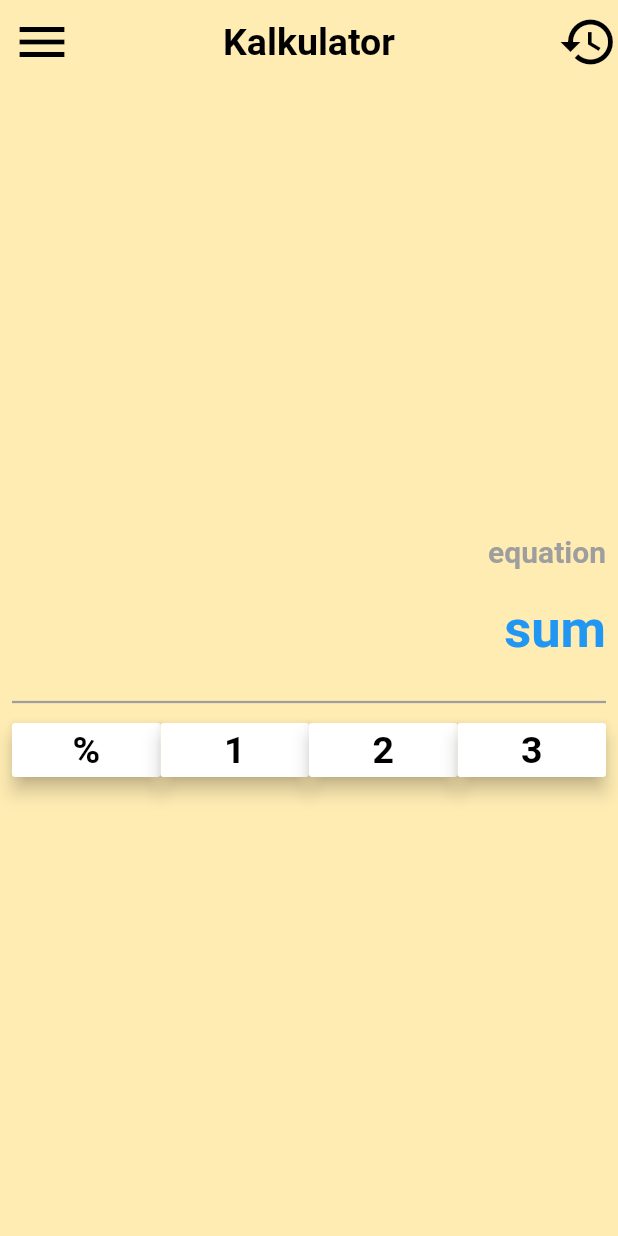
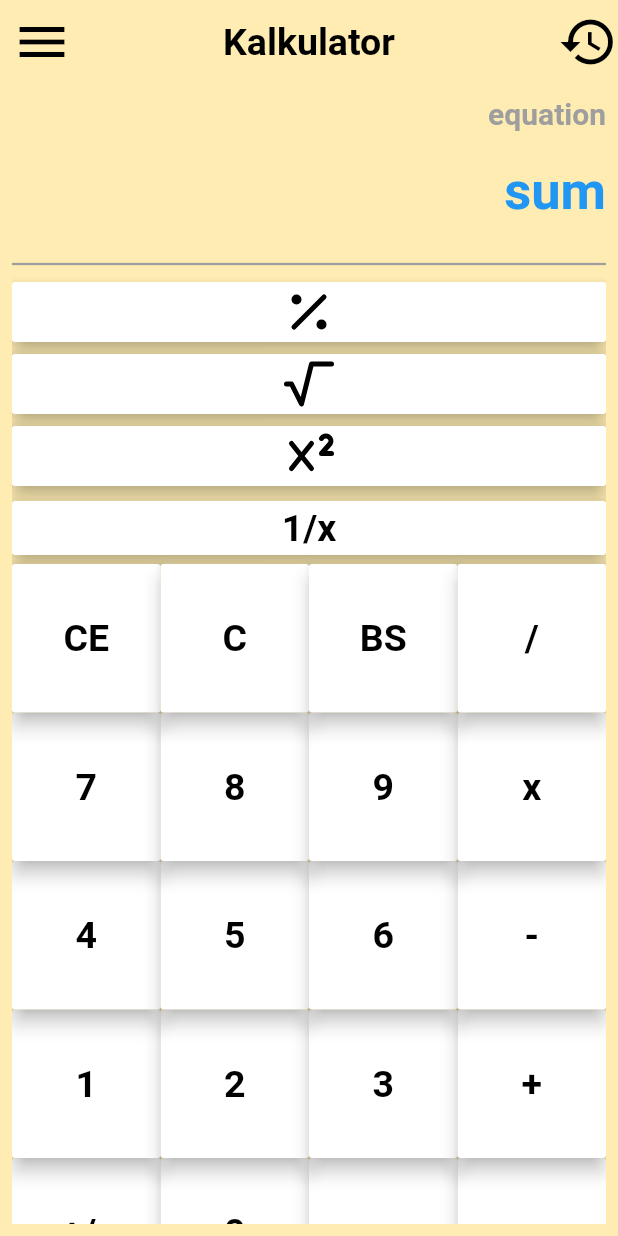
Before and after one commit to Coffeinum00/Calculator, a Flutter app: the screen it shows after launch, on a phone screen of 412 x 824 dp. Run offline on Flutter 3.47's test engine with Material 2 defaults, Android fonts, the phone set to English and light mode, and no system bars; our stand-ins replace flutter_tabler_icons.

Commit message:
calc v.3

```diff
--- a/lib/screens/home.dart
+++ b/lib/screens/home.dart
@@ -1,11 +1,53 @@
 import 'package:first_flutter_app/widgets/text_widget.dart';
 import 'package:flutter/material.dart';
+import 'package:flutter_tabler_icons/flutter_tabler_icons.dart';
 
 class HomePage extends StatelessWidget {
   HomePage({Key? key}) : super(key: key);
 
   String equation = 'equation';
   String sum = 'sum';
+  List listButtons = [
+    '+/-',
+    '0',
+    '.',
+    '=',
+    '1',
+    '2',
+    '3',
+    '+',
+    '4',
+    '5',
+    '6',
+    '-',
+    '7',
+    '8',
+    '9',
+    'x',
+    'CE',
+    'C',
+    'BS',
+    '/'
+  ];
+
+  List functionButtons = [
+    Icon(
+      TablerIcons.percentage,
+      size: 40,
+      color: Colors.black,
+    ),
+    Icon(
+      TablerIcons.square_root,
+      size: 40,
+      color: Colors.black,
+    ),
+    Icon(
+      TablerIcons.superscript,
+      size: 40,
+      color: Colors.black,
+    ),
+    '1/x',
+  ];
 
   @override
   Widget build(BuildContext context) {
@@ -37,10 +79,12 @@ class HomePage extends StatelessWidget {
       ),
       body: Padding(
         padding: const EdgeInsets.all(8.0),
-        child: Column(
+        child: Center(
+          child: ListView(
+            shrinkWrap: true,
             // mainAxisSize: MainAxisSize.min,
-          mainAxisAlignment: MainAxisAlignment.center,
-          crossAxisAlignment: CrossAxisAlignment.end,
+            // mainAxisAlignment: MainAxisAlignment.center,
+            // crossAxisAlignment: CrossAxisAlignment.end,
             children: [
               Row(
                 mainAxisAlignment: MainAxisAlignment.end,
@@ -72,40 +116,83 @@ class HomePage extends StatelessWidget {
                 thickness: 1.5,
                 color: Colors.grey,
               ),
-            Row(
-              children: [
-                myButton('%', () {
-                  print('hola amigo');
+              ListView.builder(
+                  shrinkWrap: true,
+                  itemCount: 4,
+                  itemBuilder: (ctxt, index) {
+                    return myButton(functionButtons[index], () {});
+                    ;
                   }),
-                myButton('1', () {
-                  print('hola amigo');
-                }),
-                myButton('2', () {
-                  print('hola amigo');
-                }),
-                myButton('3', () {
-                  print('hola amigo');
-                }),
+              // Row(
+              //   children: [
+              //     myButton('%', () {
+              //       print('hola amigo');
+              //     }),
+              //     myButton('1', () {
+              //       print('hola amigo');
+              //     }),
+              //     myButton('2', () {
+              //       print('hola amigo');
+              //     }),
+              //     myButton('3', () {
+              //       print('hola amigo');
+              //     }),
+              //   ],
+              // ),
+              // // GridView.count(
+              //   shrinkWrap: true,
+              //   crossAxisCount: 4,
+              //   children: [
+              //     myButton('%', () {
+              //       print('hola amigo');
+              //     }),
+              //     myButton('1', () {
+              //       print('hola amigo');
+              //     }),
+              //     myButton('2', () {
+              //       print('hola amigo');
+              //     }),
+              //     myButton('3', () {
+              //       print('hola amigo');
+              //     }),
+              //   ],
+              // )
+
+              GridView.builder(
+                  physics: const NeverScrollableScrollPhysics(),
+                  reverse: true,
+                  shrinkWrap: true,
+                  itemCount: listButtons.length,
+                  // jeśli builder musi być itemCount!
+                  gridDelegate: const SliverGridDelegateWithFixedCrossAxisCount(
+                      crossAxisCount: 4),
+                  itemBuilder: (contx, index) {
+                    return myButton(listButtons[index], () {});
+                  })
             ],
           ),
-          ],
         ),
       ),
     );
   }
 
-  Widget myButton(String text, function) {
-    return Expanded(
-      child: MaterialButton(
+  Widget myButton(
+    buttonConntent,
+    function,
+  ) {
+    return MaterialButton(
       elevation: 5.0,
       color: Colors.white,
-        child: MyTextWidget(
+      child: (buttonConntent is String)
+          // jeżeli text jest Stringiem to wyświetl widget
+          ? MyTextWidget(
               color: Colors.black,
               size: 25.0,
-          text: text,
-        ),
+              text: buttonConntent,
+            )
+          : buttonConntent,
+      // jeżeli nie to wyświetl text
       onPressed: function,
-      ),
     );
   }
 }
--- a/pubspec.yaml
+++ b/pubspec.yaml
@@ -29,6 +29,8 @@ environment:
 dependencies:
   flutter:
     sdk: flutter
+  flutter_tabler_icons: ^1.1.1
+
 
 
   # The following adds the Cupertino Icons font to your application.
```
Also changed, not shown: pubspec.lock. Lines whose indentation alone changed are shown as unchanged.
